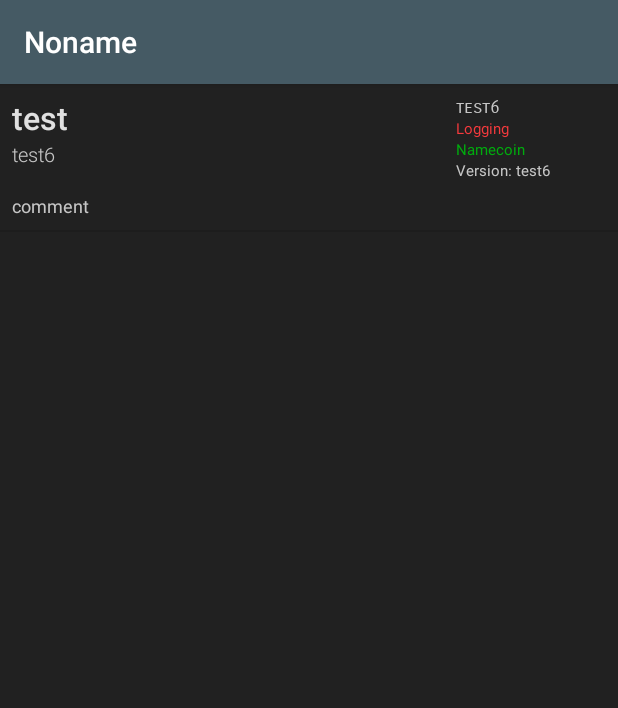
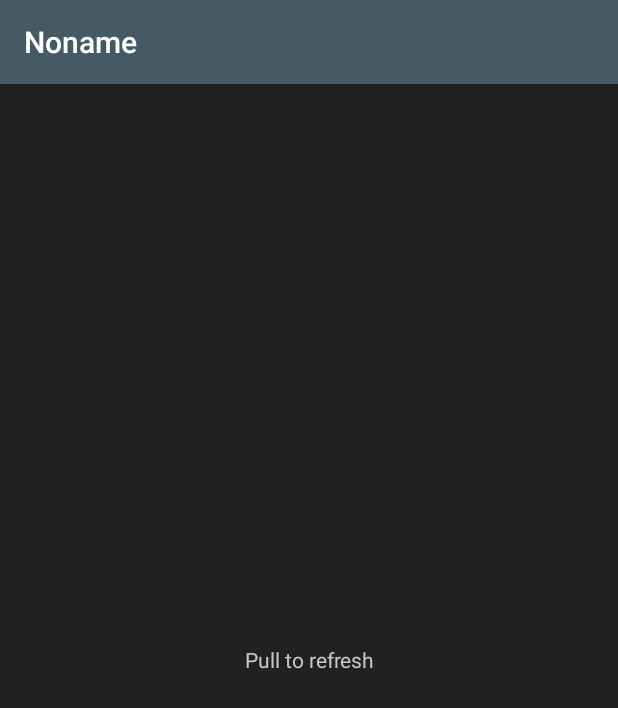
Before and after one commit to cora32/DnscWatcher, an Android app: the screen it shows after launch (MainActivity), on a phone screen of 412 x 824 dp. Shown: the top 708 px of the screen. Run offline under Robolectric (Android 15) with nearby library versions, the phone set to English and light mode, and no system bars; our stand-ins replace data binding; libraries missing offline, so code that uses them is left out: org.jetbrains.anko.

Commit message:
Implemented "Pull to refresh" view, removed list stub.

```diff
--- a/app/src/main/java/org/iskopasi/noname/MainActivity.kt
+++ b/app/src/main/java/org/iskopasi/noname/MainActivity.kt
@@ -8,7 +8,9 @@ import android.os.Bundle
 import android.support.v7.app.AppCompatActivity
 import android.support.v7.widget.DividerItemDecoration
 import android.support.v7.widget.LinearLayoutManager
+import android.view.animation.AnimationUtils
 import org.iskopasi.noname.databinding.ActivityMainBinding
+
 
 class MainActivity : AppCompatActivity() {
     private val registry by lazy { LifecycleRegistry(this) }
@@ -25,11 +27,22 @@ class MainActivity : AppCompatActivity() {
         model.liveData.observe(this, Observer<List<DnscItem>> { list ->
             if (list == null) return@Observer
 
-            adapter.dataList.clear()
-            adapter.dataList.addAll(list)
+            if (list.isNotEmpty()) {
+                if (R.id.rv == binding.switcher.nextView.id) {
+                    binding.switcher.showNext()
+                }
+
+                adapter.dataList.clear()
+                adapter.dataList.addAll(list)
+            } else if (R.id.text_empty == binding.switcher.nextView.id) {
+                binding.switcher.showNext()
+            }
 
             binding.srl.isRefreshing = false
         })
+
+        binding.switcher.inAnimation = AnimationUtils.loadAnimation(this, R.anim.fade_in)
+        binding.switcher.outAnimation = AnimationUtils.loadAnimation(this, R.anim.fade_out)
 
         setSupportActionBar(binding.toolbar)
 
--- a/app/src/main/java/org/iskopasi/noname/Repo.kt
+++ b/app/src/main/java/org/iskopasi/noname/Repo.kt
@@ -11,14 +11,7 @@ class Repo {
     private val re by lazy { Pattern.compile("(.*?),(\".*?\"),(\".*?\"),(\".*?\"),(\".*?\"),(.*?),(.*?),(.*?),(.*?),(.*?),(.*?),(.*?),(.*?),(.*)") }
     fun getData(): MutableLiveData<List<DnscItem>> {
         val data = MutableLiveData<List<DnscItem>>()
-        val list = ArrayList<DnscItem>()
-
-        list.add(DnscItem(0, "test", "test6", "test6", "test6", "test6", "test6", "comment"))
-        list.add(DnscItem(0, "test", "test6", "test6", "test6", "test6", "test6", "comment"))
-        list.add(DnscItem(0, "test", "test6", "test6", "test6", "test6", "test6", "comment"))
-        list.add(DnscItem(0, "test", "test6", "test6", "test6", "test6", "test6", "comment"))
-
-        data.value = list
+        data.value = ArrayList()
         return data
     }
 
--- /dev/null
+++ b/app/src/main/res/anim/fade_in.xml
@@ -0,0 +1,10 @@
+<?xml version="1.0" encoding="utf-8"?>
+<set xmlns:android="http://schemas.android.com/apk/res/android"
+    android:shareInterpolator="false">
+    <alpha
+        android:duration="600"
+        android:fillAfter="true"
+        android:fromAlpha="0"
+        android:interpolator="@android:anim/accelerate_decelerate_interpolator"
+        android:toAlpha="1" />
+</set>
--- /dev/null
+++ b/app/src/main/res/anim/fade_out.xml
@@ -0,0 +1,10 @@
+<?xml version="1.0" encoding="utf-8"?>
+<set xmlns:android="http://schemas.android.com/apk/res/android"
+    android:shareInterpolator="false">
+    <alpha
+        android:duration="400"
+        android:fillAfter="true"
+        android:fromAlpha="1"
+        android:interpolator="@android:anim/accelerate_decelerate_interpolator"
+        android:toAlpha="0" />
+</set>
--- a/app/src/main/res/layout/activity_main.xml
+++ b/app/src/main/res/layout/activity_main.xml
@@ -28,12 +28,26 @@
             app:layout_constraintStart_toStartOf="parent"
             app:layout_constraintTop_toBottomOf="@+id/toolbar">
 
-            <android.support.v7.widget.RecyclerView
-                android:id="@+id/rv"
+            <ViewSwitcher
+                android:id="@+id/switcher"
                 android:layout_width="match_parent"
                 android:layout_height="match_parent"
-                android:background="@color/bgColor"
-                android:scrollbars="vertical" />
+                android:background="@color/bgColor">
+
+                <android.support.v7.widget.RecyclerView
+                    android:id="@+id/rv"
+                    android:layout_width="match_parent"
+                    android:layout_height="match_parent"
+                    android:scrollbars="vertical" />
+
+                <TextView
+                    android:id="@+id/text_empty"
+                    android:layout_width="match_parent"
+                    android:layout_height="match_parent"
+                    android:gravity="center"
+                    android:text="@string/list_empty"
+                    android:textColor="@color/textColor3" />
+            </ViewSwitcher>
         </android.support.v4.widget.SwipeRefreshLayout>
 
     </android.support.constraint.ConstraintLayout>
--- a/app/src/main/res/values/colors.xml
+++ b/app/src/main/res/values/colors.xml
@@ -7,6 +7,7 @@
     <color name="textColor2">#363636</color>
     <color name="textColor3">#c6c6c6</color>
     <color name="textColor4">#e0e0e0</color>
+    <color name="textColor5">#969696</color>
     <color name="white">#ffffff</color>
     <color name="green">#00ab0e</color>
     <color name="red">#f53a3d</color>
--- a/app/src/main/res/values/strings.xml
+++ b/app/src/main/res/values/strings.xml
@@ -1,4 +1,5 @@
 <resources>
     <string name="app_name">Noname</string>
     <string name="namecoin">Namecoin</string>
+    <string name="list_empty">Pull to refresh</string>
 </resources>
```
